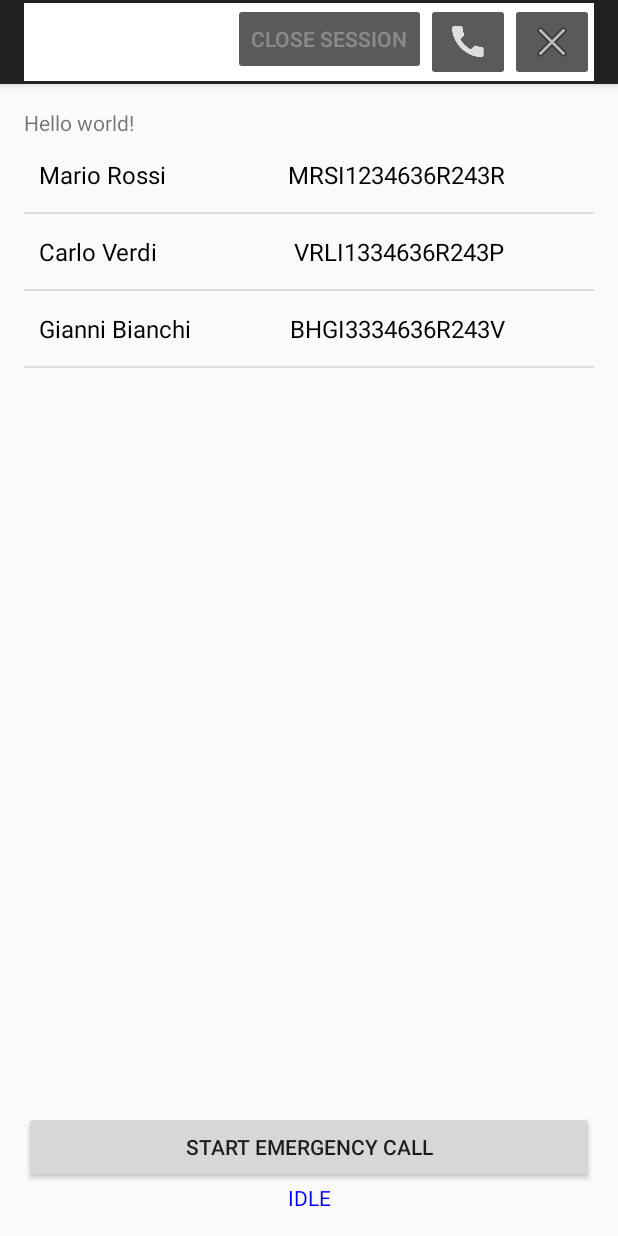
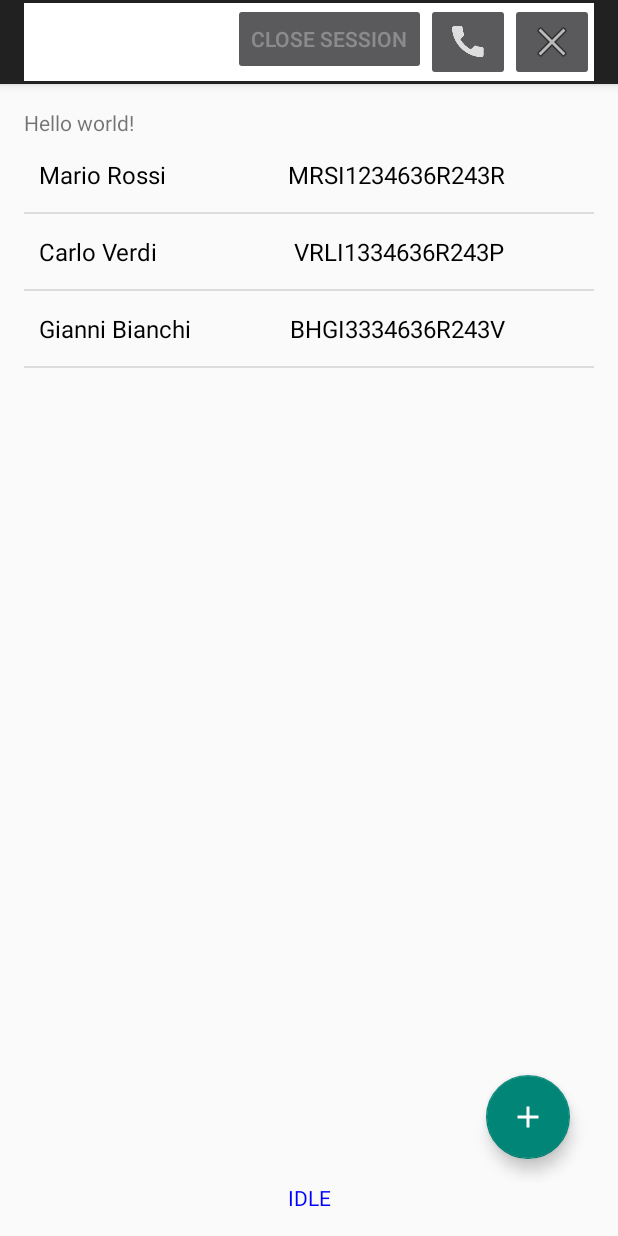
Before and after one commit to crs4/crs4-telemed, an Android app: the fragment PatientSelectionFragment placed in its activity, on a phone screen of 412 x 824 dp. Run offline under Robolectric (Android 15) with nearby library versions, the phone set to English and light mode, and no system bars; our stand-ins replace Volley; pictures from the network do not load; 21 statements that could not run were skipped.

Commit message:
Changed PatientSelectionFragment to use a FloatActionButton

```diff
--- a/android_studio/EcoApp/app/build.gradle
+++ b/android_studio/EcoApp/app/build.gradle
@@ -23,8 +23,9 @@ dependencies {
     compile fileTree(dir: 'libs', include: ['*.jar'])
     testCompile 'junit:junit:4.12'
     compile 'com.mcxiaoke.volley:library:1.0.19'
+    compile 'com.android.support:support-v4'
     compile 'com.android.support:appcompat-v7:23.0.1'
-    compile 'com.android.support:support-v4'
+    compile 'com.android.support:design:23.0.1'
     compile 'com.nhaarman.supertooltips:library:3.0.+'
     compile name: "MOSTStreaming", ext: "aar", group: 'it.crs4.most.streaming', version: '1.0'
     compile name: "MOSTVisualization", ext: "aar", group: 'it.crs4.most.visualization', version: '1.0'
--- a/android_studio/EcoApp/app/src/main/java/it/crs4/most/demo/ecoapp/config_fragments/PatientSelectionFragment.java
+++ b/android_studio/EcoApp/app/src/main/java/it/crs4/most/demo/ecoapp/config_fragments/PatientSelectionFragment.java
@@ -1,6 +1,4 @@
 package it.crs4.most.demo.ecoapp.config_fragments;
-
-
 
 
 import java.util.ArrayList;
@@ -11,26 +9,22 @@ import it.crs4.most.demo.ecoapp.models.Patient;
 
 
 import android.os.Bundle;
+import android.support.design.widget.FloatingActionButton;
 import android.view.LayoutInflater;
 import android.view.View;
-import android.view.View.OnClickListener;
 import android.view.ViewGroup;
 import android.widget.AdapterView;
 import android.widget.ArrayAdapter;
-import android.widget.Button;
 import android.widget.ListView;
-import android.widget.AdapterView.OnItemClickListener;
 
 public class PatientSelectionFragment extends ConfigFragment {
-    // Store instance variables
-
-	private ArrayList<Patient> patientsArray;
-	private ArrayAdapter<Patient>  patientsArrayAdapter;
+    private ArrayList<Patient> mPatients;
+    private ArrayAdapter<Patient> mPatientArrayAdapter;
 
     public static PatientSelectionFragment newInstance(IConfigBuilder config) {
-        PatientSelectionFragment fragmentPatientSel = new PatientSelectionFragment();
-        fragmentPatientSel.setConfigBuilder(config);
-        return fragmentPatientSel;
+        PatientSelectionFragment fragment = new PatientSelectionFragment();
+        fragment.setConfigBuilder(config);
+        return fragment;
     }
 
     @Override
@@ -40,55 +34,38 @@ public class PatientSelectionFragment extends ConfigFragment {
 
     @Override
     public View onCreateView(LayoutInflater inflater, ViewGroup container, Bundle savedInstanceState) {
-        View view = inflater.inflate(R.layout.patients_list, container, false);
-        initializeGUI(view);
+        View view = inflater.inflate(R.layout.fragment_patients, container, false);
+        FloatingActionButton addPatient = (FloatingActionButton) view.findViewById(R.id.button_patients_add);
+        addPatient.setOnClickListener(new View.OnClickListener() {
+            @Override
+            public void onClick(View v) {
+                getConfigBuilder().setPatient(null);
+            }
+        });
+
+        ListView listView = (ListView) view.findViewById(R.id.patients_list);
+        mPatients = new ArrayList<>();
+        mPatientArrayAdapter = new PatientArrayAdapter(this, R.layout.patient_row, mPatients);
+        listView.setAdapter(mPatientArrayAdapter);
+        listView.setOnItemClickListener(new AdapterView.OnItemClickListener() {
+            @Override
+            public void onItemClick(AdapterView<?> parent, View view, int position, long id) {
+                Patient selectedPatient = mPatients.get(position);
+                getConfigBuilder().setPatient(selectedPatient);
+            }
+        });
+        retrievePatients();
         return view;
     }
 
-    private void initializeGUI(View view)
-    {
-
-    	Button butEmergency = (Button)view.findViewById(R.id.emergency_button);
-
-    	butEmergency.setOnClickListener(new OnClickListener() {
-
-			@Override
-			public void onClick(View v) {
-				getConfigBuilder().setPatient(null);
-
-			}
-		});
-
-        ListView listView = (ListView)view.findViewById(R.id.patients_list);
-
-        this.patientsArray = new ArrayList<>();
-
-        this.patientsArrayAdapter =
-                new PatientArrayAdapter(this, R.layout.patient_row, this.patientsArray);
-        listView.setAdapter(this.patientsArrayAdapter);
-
-        listView.setOnItemClickListener(new OnItemClickListener(){
-
-			@Override
-			public void onItemClick(AdapterView<?> parent, View view,
-					int position, long id) {
-
-				Patient selectedPatient= patientsArray.get(position);
-				getConfigBuilder().setPatient(selectedPatient);
-
-			}});
-        this.retrievePatients();
+    private void retrievePatients() {
+        mPatients.add(new Patient("Mario", "Rossi", "MRSI1234636R243R"));
+        mPatients.add(new Patient("Carlo", "Verdi", "VRLI1334636R243P"));
+        mPatients.add(new Patient("Gianni", "Bianchi", "BHGI3334636R243V"));
+        mPatientArrayAdapter.notifyDataSetChanged();
     }
 
-    private void retrievePatients()
-    {
-    	this.patientsArray.add(new Patient("Mario", "Rossi", "MRSI1234636R243R"));
-    	this.patientsArray.add(new Patient("Carlo", "Verdi","VRLI1334636R243P"));
-    	this.patientsArray.add(new Patient("Gianni", "Bianchi","BHGI3334636R243V"));
-    	this.patientsArrayAdapter.notifyDataSetChanged();
+    @Override
+    public void updateConfigFields() {
     }
-
-	@Override
-	public void updateConfigFields() {
-	}
 }
--- /dev/null
+++ b/android_studio/EcoApp/app/src/main/res/layout/fragment_patients.xml
@@ -0,0 +1,22 @@
+<?xml version="1.0" encoding="utf-8"?>
+<android.support.design.widget.CoordinatorLayout
+    xmlns:android="http://schemas.android.com/apk/res/android"
+    android:layout_width="match_parent"
+    android:layout_height="match_parent">
+
+    <ListView
+        android:id="@+id/patients_list"
+        android:layout_width="match_parent"
+        android:layout_height="match_parent"
+        android:descendantFocusability="beforeDescendants"
+        android:focusable="true"/>
+
+    <android.support.design.widget.FloatingActionButton
+        android:id="@+id/button_patients_add"
+        android:layout_width="wrap_content"
+        android:layout_height="wrap_content"
+        android:layout_gravity="bottom|end"
+        android:layout_margin="16dp"
+        android:src="@drawable/ic_add_white"/>
+
+</android.support.design.widget.CoordinatorLayout>
--- a/android_studio/EcoApp/app/src/main/res/layout/patients_list.xml
+++ /dev/null
@@ -1,21 +0,0 @@
-<?xml version="1.0" encoding="utf-8"?>
-<LinearLayout xmlns:android="http://schemas.android.com/apk/res/android"
-              android:layout_width="match_parent"
-              android:layout_height="match_parent"
-              android:orientation="vertical">
-
-    <ListView
-        android:id="@+id/patients_list"
-        android:layout_width="match_parent"
-        android:layout_height="0dip"
-        android:layout_weight="1"
-        android:descendantFocusability="beforeDescendants"
-        android:focusable="true"/>
-
-    <Button
-        android:id="@+id/emergency_button"
-        android:layout_width="match_parent"
-        android:layout_height="wrap_content"
-        android:text="@string/start_emergency_call"/>
-
-</LinearLayout>
--- a/android_studio/EcoApp/app/src/main/res/values/strings.xml
+++ b/android_studio/EcoApp/app/src/main/res/values/strings.xml
@@ -36,6 +36,10 @@
     <string name="select_task_group_dialog">Select the taskgroup</string>
     <string name="start_emergency_call">START EMERGENCY CALL</string>
     <string name="task_group">Task Group</string>
+    <string name="text_summary_patient_hint">Insert patient name</string>
+    <string name="severity">SEVERITY:</string>
+    <string name="room">ROOM:</string>
+    <string name="start_emergency">START EMERGENCY</string>
 
 
 </resources>
--- a/android_studio/EcoApp/app/src/main/res/values/styles.xml
+++ b/android_studio/EcoApp/app/src/main/res/values/styles.xml
@@ -3,7 +3,6 @@
     <!-- Base application theme. -->
     <style name="AppTheme" parent="Theme.AppCompat.Light.DarkActionBar">
         <!-- Customize your theme here. -->
-
     </style>
 
 </resources>
```
Also changed, not shown: android_studio/EcoApp/app/src/main/java/it/crs4/most/demo/ecoapp/EcoConfigActivity.java (+3 -19 lines), android_studio/EcoApp/app/src/main/java/it/crs4/most/demo/ecoapp/config_fragments/SummaryFragment.java (+30 -41 lines), android_studio/EcoApp/app/src/main/res/layout/fragment_summary.xml (+45 -52 lines), android_studio/EcoApp/app/src/main/res/menu/config.xml (deleted, +0 -20 lines), android_studio/EcoApp/app/src/main/res/drawable-hdpi/ic_add_white.png (added).
